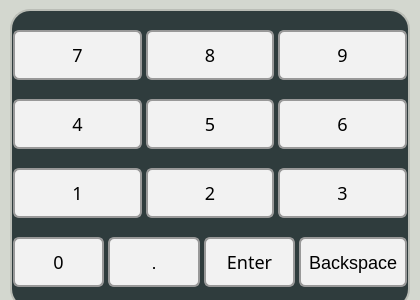
eSpark-Backup/nabilfesal-msm-fw, file QT_APP/numkeyboard.ui: the form before one commit.
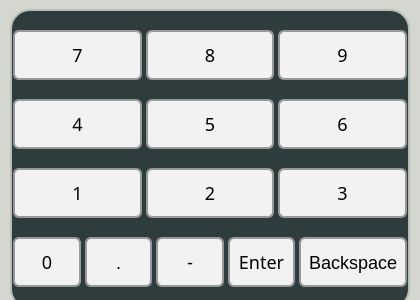
The form after the commit.

Commit message: negative button on keypad and decimal value support

The edit to the form file:
```diff
--- a/QT_APP/numkeyboard.ui
+++ b/QT_APP/numkeyboard.ui
@@ -526,6 +526,37 @@
         </property>
        </widget>
       </item>
+      <item>
+       <widget class="QPushButton" name="n_minus">
+        <property name="maximumSize">
+         <size>
+          <width>16777215</width>
+          <height>50</height>
+         </size>
+        </property>
+        <property name="focusPolicy">
+         <enum>Qt::NoFocus</enum>
+        </property>
+        <property name="styleSheet">
+         <string notr="true">QPushButton {
+	color: rgb(0, 0, 0);
+    background-color: #f2f2f2;
+    border: 2px solid #999;
+    border-radius: 6px;
+    padding: 8px;
+    font-size: 18px;
+}
+
+QPushButton:pressed {
+    background-color: #ccc;
+    border: 2px inset #666;
+}</string>
+        </property>
+        <property name="text">
+         <string>-</string>
+        </property>
+       </widget>
+      </item>
       <item>
        <widget class="QPushButton" name="enter">
         <property name="sizePolicy">
```
The commit also changes 4 other files.
